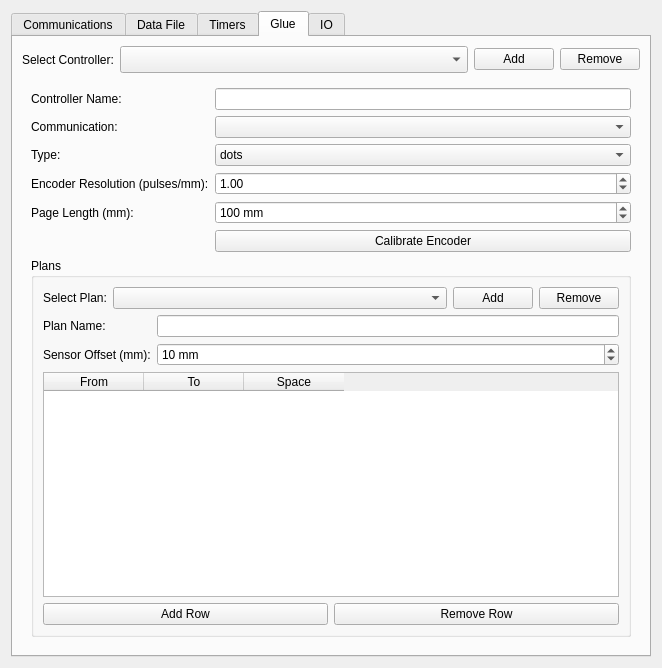
Qt form src/gui/SettingsWindow.ui (orkiman/MachineController) before a commit.
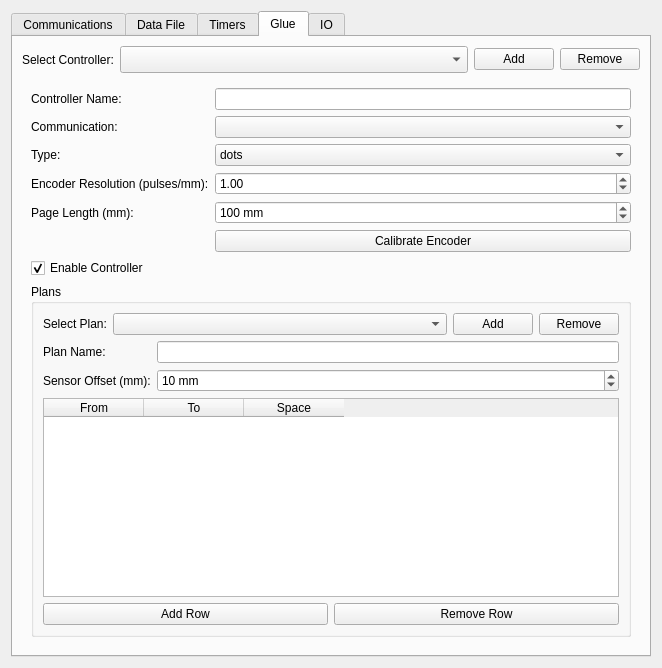
The same form after that commit. The open tabs and pages were chosen to show the change.

Commit message:
implementing  protocol with arduino remain: fix enable checkbox initializing all settings tabs (like we do in other glu tab elements
and implementing the communication itself

Diff of the .ui file:
```diff
--- a/src/gui/SettingsWindow.ui
+++ b/src/gui/SettingsWindow.ui
@@ -596,6 +596,16 @@
                </property>
               </widget>
              </item>
+             <item row="6" column="0" colspan="2">
+              <widget class="QCheckBox" name="glueControllerEnabledCheckBox">
+               <property name="text">
+                <string>Enable Controller</string>
+               </property>
+               <property name="checked">
+                <bool>true</bool>
+               </property>
+              </widget>
+             </item>
             </layout>
            </item>
            <item>
```
The commit also changes 4 other files.
